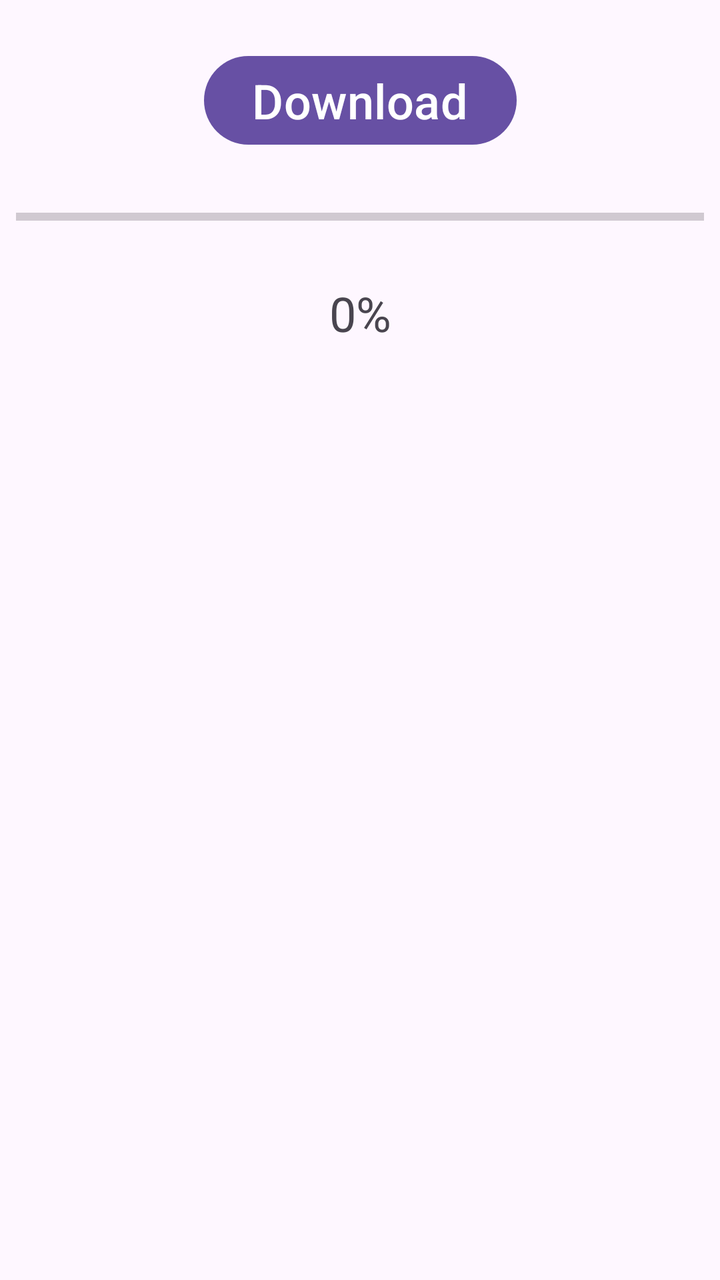
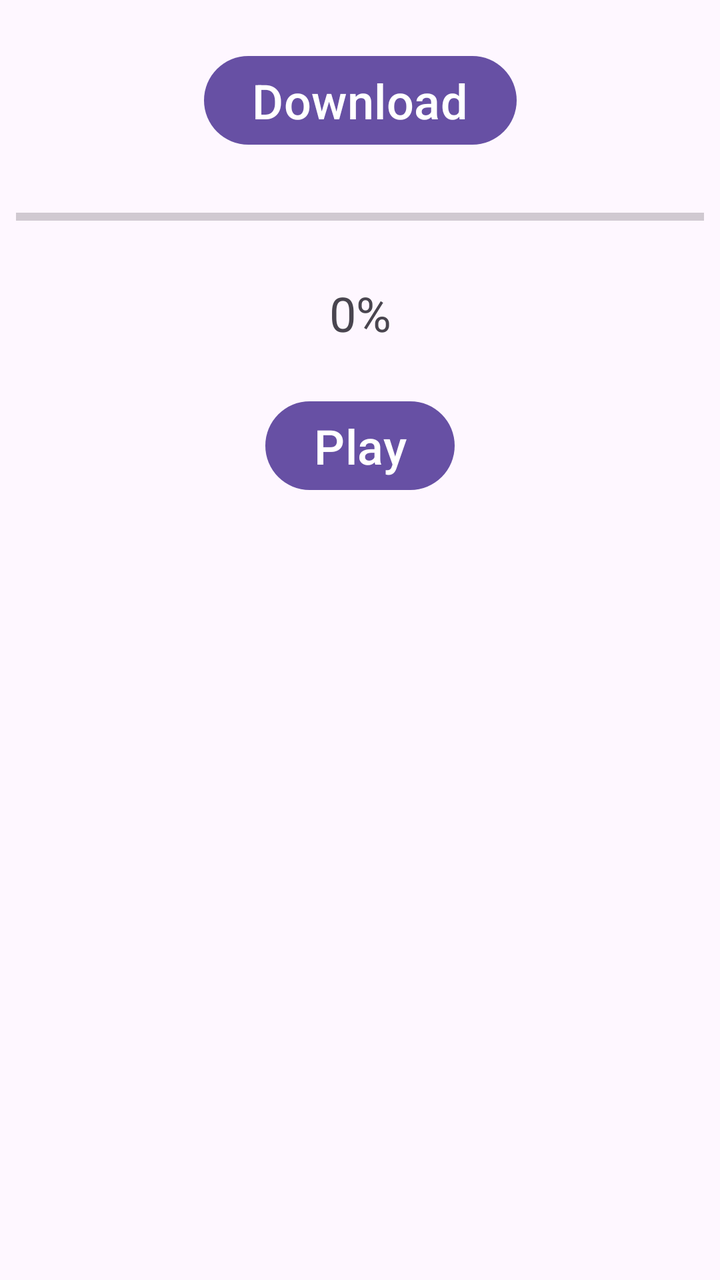

Compare the two renders of this Android layout. The source of the first and the diff that turns it into the second are given below.
<!-- AndroidManifest.xml: application theme Theme.Celebration -->
<!-- res/layout/activity_main.xml -->
<?xml version="1.0" encoding="utf-8"?>
<androidx.constraintlayout.widget.ConstraintLayout xmlns:android="http://schemas.android.com/apk/res/android"
    xmlns:app="http://schemas.android.com/apk/res-auto"
    xmlns:tools="http://schemas.android.com/tools"
    android:id="@+id/main"
    android:layout_width="match_parent"
    android:layout_height="match_parent"
    tools:context=".MainActivity">

    <Button
        android:id="@+id/downloadButton"
        android:layout_width="wrap_content"
        android:layout_height="wrap_content"
        android:layout_marginTop="24dp"
        android:text="Download"
        android:textSize="24sp"
        app:layout_constraintEnd_toEndOf="parent"
        app:layout_constraintStart_toStartOf="parent"
        app:layout_constraintTop_toTopOf="parent" />

    <ProgressBar
        android:id="@+id/progressBar"
        style="?android:attr/progressBarStyleHorizontal"
        android:layout_width="0dp"
        android:layout_height="wrap_content"
        android:layout_marginStart="8dp"
        android:layout_marginTop="24dp"
        android:layout_marginEnd="8dp"
        app:layout_constraintEnd_toEndOf="parent"
        app:layout_constraintStart_toStartOf="parent"
        app:layout_constraintTop_toBottomOf="@+id/downloadButton" />

    <TextView
        android:id="@+id/downloadTextView"
        android:layout_width="wrap_content"
        android:layout_height="wrap_content"
        android:layout_marginTop="24dp"
        android:text="0%"
        android:textSize="24sp"
        app:layout_constraintEnd_toEndOf="parent"
        app:layout_constraintStart_toStartOf="parent"
        app:layout_constraintTop_toBottomOf="@+id/progressBar" />
</androidx.constraintlayout.widget.ConstraintLayout>
<!-- resources referenced by this layout -->
<resources>
  <style name="Theme.Celebration" parent="Base.Theme.Celebration" />
  <style name="Base.Theme.Celebration" parent="Theme.Material3.DayNight.NoActionBar">
          
          
      </style>
</resources>

<!-- the commit's change to res/layout/activity_main.xml (unified diff, before → after) -->
@@ -40,4 +40,15 @@
         app:layout_constraintEnd_toEndOf="parent"
         app:layout_constraintStart_toStartOf="parent"
         app:layout_constraintTop_toBottomOf="@+id/progressBar" />
+
+    <Button
+        android:id="@+id/playButton"
+        android:layout_width="wrap_content"
+        android:layout_height="wrap_content"
+        android:layout_marginTop="24dp"
+        android:text="Play"
+        android:textSize="24sp"
+        app:layout_constraintEnd_toEndOf="parent"
+        app:layout_constraintStart_toStartOf="parent"
+        app:layout_constraintTop_toBottomOf="@+id/downloadTextView" />
 </androidx.constraintlayout.widget.ConstraintLayout>
